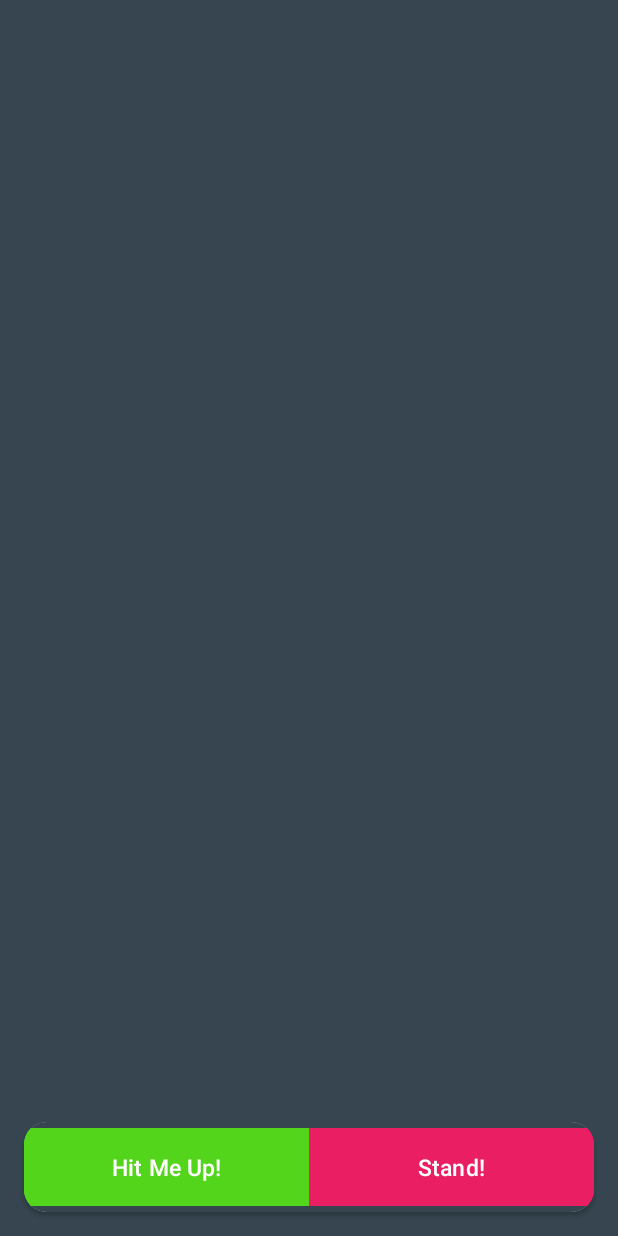
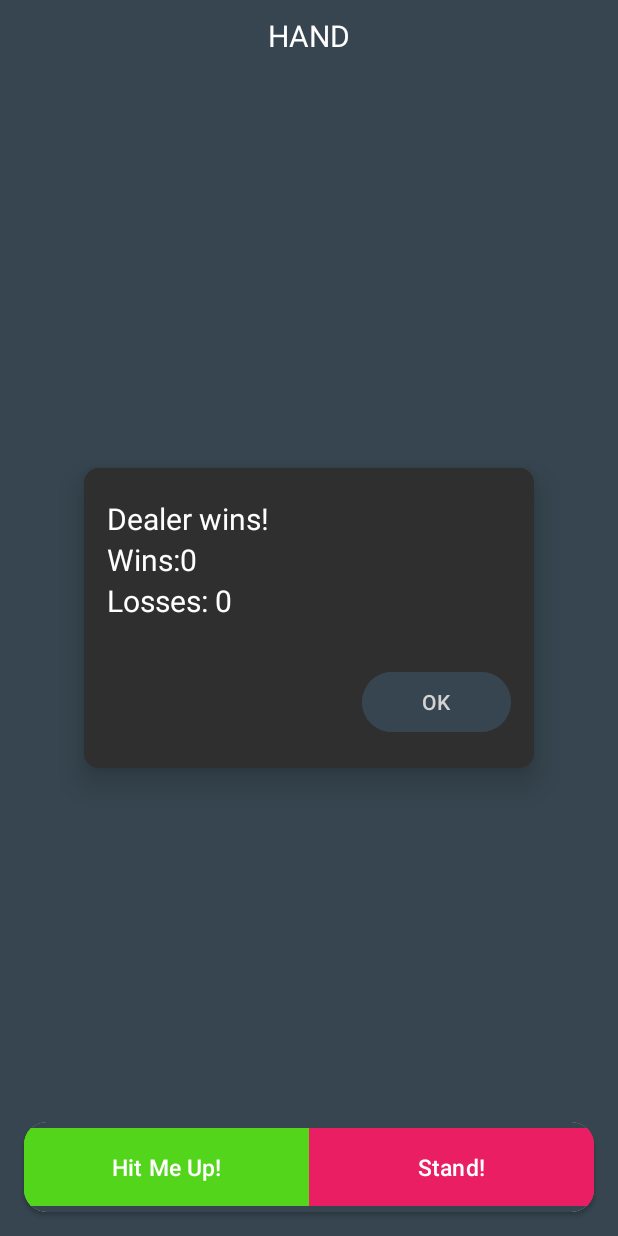
Before and after one commit to dlovans/android-card-game, an Android app: the screen it shows after launch (MainActivity), on a phone screen of 412 x 824 dp. Run offline under Robolectric (Android 15) with nearby library versions, the phone set to English and light mode, and no system bars.

Commit message:
Create grid layout representing blackjack hand

```diff
--- a/app/src/main/res/layout/activity_main.xml
+++ b/app/src/main/res/layout/activity_main.xml
@@ -7,6 +7,90 @@
     android:layout_height="match_parent"
     android:background="#36454F"
     tools:context=".MainActivity">
+
+    <androidx.cardview.widget.CardView
+        android:layout_width="300dp"
+        android:layout_height="200dp"
+        app:layout_constraintTop_toTopOf="parent"
+        app:layout_constraintBottom_toBottomOf="parent"
+        app:layout_constraintStart_toStartOf="parent"
+        app:layout_constraintEnd_toEndOf="parent"
+        android:backgroundTint="#2F2F2F"
+        app:cardCornerRadius="10dp"
+        android:padding="10dp"
+        app:cardElevation="12dp">
+        <androidx.constraintlayout.widget.ConstraintLayout
+            android:layout_width="match_parent"
+            android:layout_height="match_parent"
+            android:background="#2F2F2F"
+            android:paddingVertical="20dp"
+            android:paddingHorizontal="15dp"
+            >
+            <TextView
+                android:id="@+id/tv_winner"
+                android:layout_width="match_parent"
+                android:layout_height="wrap_content"
+                app:layout_constraintTop_toTopOf="parent"
+                app:layout_constraintStart_toStartOf="parent"
+                android:text="Dealer wins!"
+                android:textColor="@color/white"
+                android:textSize="20sp"/>
+            <TextView
+                android:id="@+id/tv_wins"
+                android:layout_width="match_parent"
+                android:layout_height="wrap_content"
+                app:layout_constraintTop_toBottomOf="@id/tv_winner"
+                app:layout_constraintStart_toStartOf="parent"
+                android:text="Wins:0"
+                android:textColor="@color/white"
+                android:textSize="20sp"/>
+            <TextView
+                android:id="@+id/tv_losses"
+                android:layout_width="match_parent"
+                android:layout_height="wrap_content"
+                app:layout_constraintTop_toBottomOf="@id/tv_wins"
+                app:layout_constraintStart_toStartOf="parent"
+                android:text="Losses: 0"
+                android:textColor="@color/white"
+                android:textSize="20sp"/>
+
+            <com.google.android.material.button.MaterialButton
+                android:layout_width="wrap_content"
+                android:layout_height="wrap_content"
+                app:layout_constraintBottom_toBottomOf="parent"
+                app:layout_constraintEnd_toEndOf="parent"
+                android:text="OK"
+                android:textColor="#D3D3D3"
+                android:backgroundTint="#36454F"
+                android:paddingHorizontal="40dp"/>
+
+        </androidx.constraintlayout.widget.ConstraintLayout>
+
+    </androidx.cardview.widget.CardView>
+
+    <TextView
+        android:id="@+id/tv_hand"
+        android:layout_width="match_parent"
+        android:layout_height="wrap_content"
+        android:gravity="center"
+        android:text="HAND"
+        android:layout_margin="10dp"
+        android:textSize="20sp"
+        android:textColor="@color/white"
+        app:layout_constraintTop_toTopOf="parent"
+        />
+
+    <GridLayout
+        android:id="@+id/card_grid"
+        android:layout_width="wrap_content"
+        android:layout_height="wrap_content"
+        app:layout_constraintTop_toBottomOf="@+id/tv_hand"
+        app:layout_constraintStart_toStartOf="parent"
+        app:layout_constraintEnd_toEndOf="parent"
+        android:columnCount="4"
+        android:rowCount="4"
+        android:layout_margin="16dp">
+    </GridLayout>
 
     <androidx.cardview.widget.CardView
         android:id="@+id/game_btn_container"
@@ -25,6 +109,7 @@
             android:orientation="horizontal">
 
             <com.google.android.material.button.MaterialButton
+                android:id="@+id/btn_hit_me"
                 android:layout_width="0dp"
                 android:layout_height="60dp"
                 android:text="Hit Me Up!"
@@ -34,6 +119,7 @@
                 android:layout_weight="1"/>
 
             <com.google.android.material.button.MaterialButton
+                android:id="@+id/btn_stand"
                 android:layout_width="0dp"
                 android:layout_height="60dp"
                 android:text="Stand!"
```
